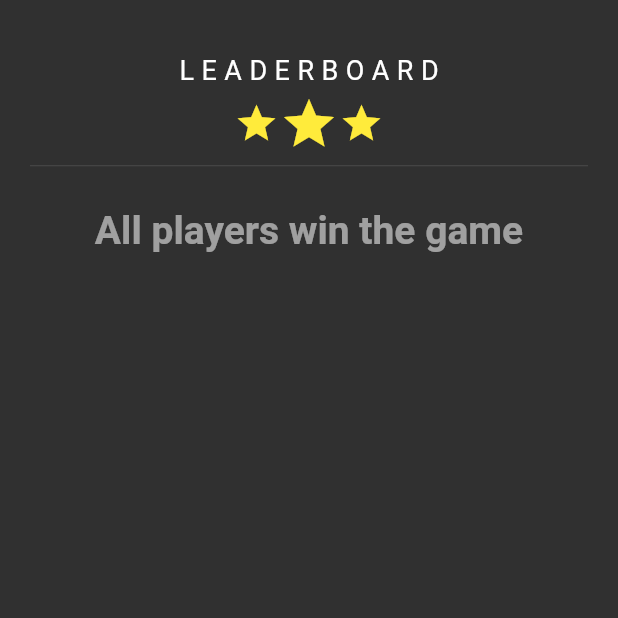
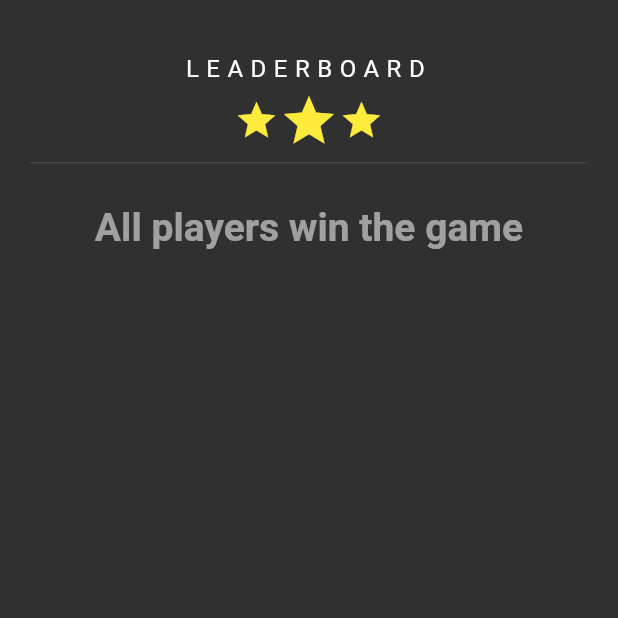
Before and after one commit to mustafasmnc/Skribbl, a Flutter app: the FinalLeaderBoard screen opened directly with empty values, on a phone screen of 412 x 824 dp, the top half of it. Run offline on Flutter 3.47's test engine with Material 2 defaults, Android fonts, the phone set to English and light mode, and no system bars; our stand-ins replace flutter_colorpicker, get, socket_io_client; Roboto replaces fonts that are missing (Doodle Gum).

Commit message:
responsive ui

```diff
--- a/lib/screens/final_learderboard.dart
+++ b/lib/screens/final_learderboard.dart
@@ -9,6 +9,7 @@ class FinalLeaderBoard extends StatelessWidget {
 
   @override
   Widget build(BuildContext context) {
+    var height = MediaQuery.of(context).size.height;
     return SafeArea(
       child: Scaffold(
         body: Center(
@@ -25,9 +26,10 @@ class FinalLeaderBoard extends StatelessWidget {
                     Container(
                       child: Text(
                         'LEADERBOARD',
+                        textAlign: TextAlign.center,
                         style: TextStyle(
                             fontFamily: 'Doodle Gum',
-                            fontSize: 18,
+                            fontSize: height > 600 ? 16 : 10,
                             letterSpacing: 5),
                       ),
                     ),
@@ -61,6 +63,7 @@ class FinalLeaderBoard extends StatelessWidget {
                   args[1] != ""
                       ? "${args[1]} has won the game"
                       : "All players win the game",
+                  textAlign: TextAlign.center,
                   style: TextStyle(
                       color: Colors.white54,
                       fontWeight: FontWeight.bold,
--- a/lib/screens/home_screen.dart
+++ b/lib/screens/home_screen.dart
@@ -12,6 +12,7 @@ class HomeScreen extends StatefulWidget {
 class _HomeScreenState extends State<HomeScreen> {
   @override
   Widget build(BuildContext context) {
+    var height = MediaQuery.of(context).size.height;
     return SafeArea(
       child: Scaffold(
         body: Column(
@@ -38,9 +39,10 @@ class _HomeScreenState extends State<HomeScreen> {
             SizedBox(height: MediaQuery.of(context).size.height * 0.1),
             Text(
               "Create/Join a room to play!",
+              textAlign: TextAlign.center,
               style: TextStyle(
                 color: Colors.white,
-                fontSize: 24,
+                fontSize: height > 600 ? 24 : 20,
               ),
             ),
             SizedBox(height: MediaQuery.of(context).size.height * 0.1),
--- a/pubspec.yaml
+++ b/pubspec.yaml
@@ -15,7 +15,7 @@ publish_to: 'none' # Remove this line if you wish to publish to pub.dev
 # In iOS, build-name is used as CFBundleShortVersionString while build-number used as CFBundleVersion.
 # Read more about iOS versioning at
 # https://developer.apple.com/library/archive/documentation/General/Reference/InfoPlistKeyReference/Articles/CoreFoundationKeys.html
-version: 1.0.0+3
+version: 1.0.0+5
 
 environment:
   sdk: ">=2.15.1 <3.0.0"
```
Also changed, not shown: lib/screens/create_room_screen.dart (+16 -3 lines), lib/screens/waiting_lobby_screen.dart (+13 -6 lines).
